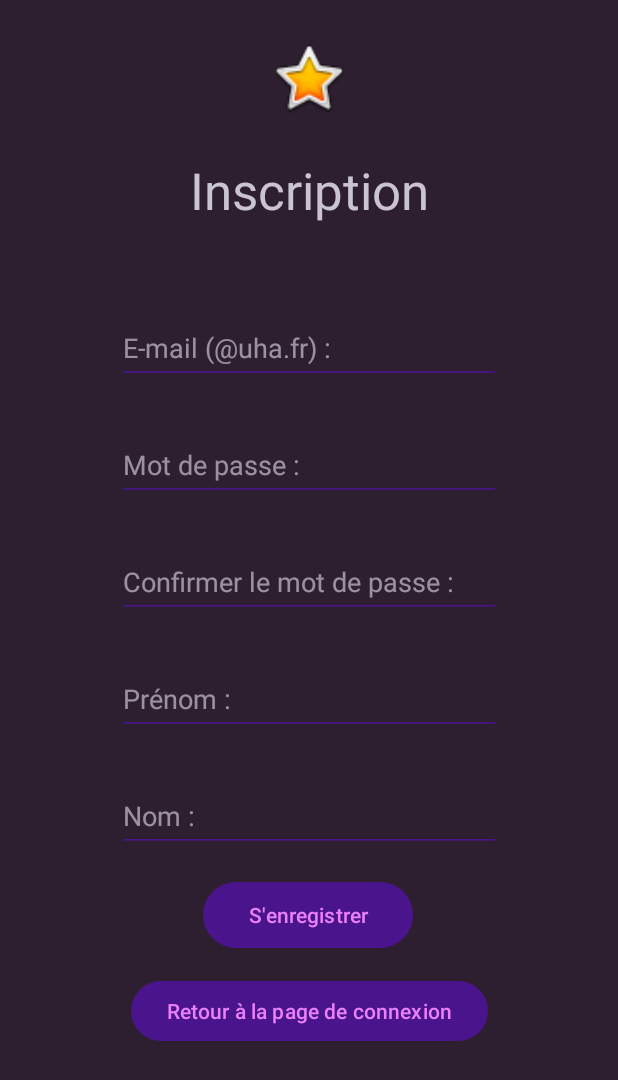
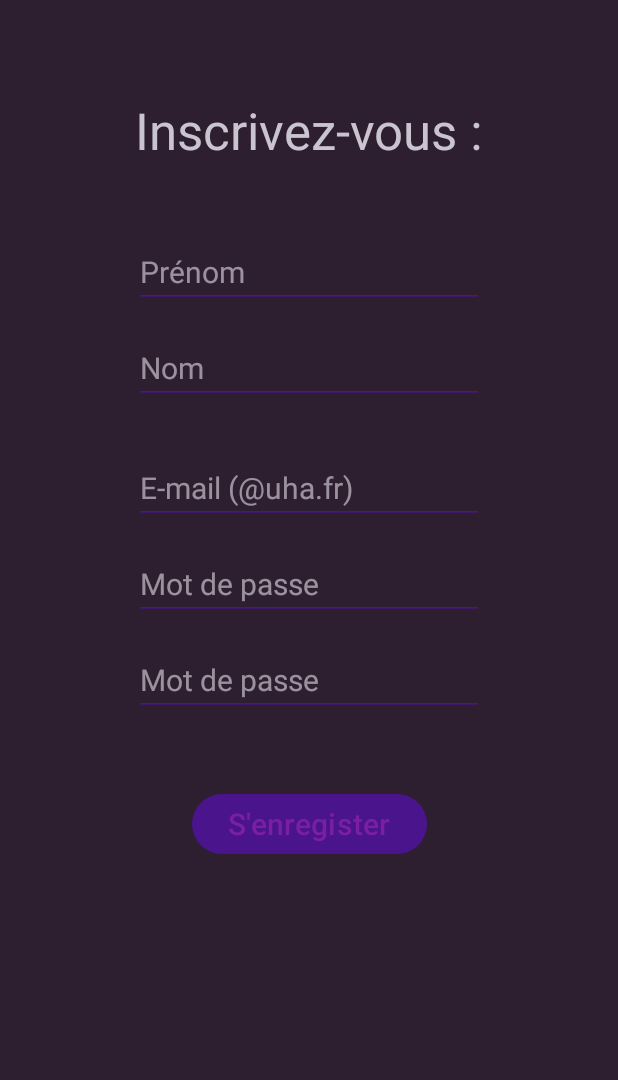
Before and after one commit to Gutygeit/APK_Fet, an Android app: the RegisterFragment screen opened through its navigation route, on a phone screen of 412 x 824 dp. Shown: the top 1080 px of the screen. Run offline under Robolectric (Android 15) with nearby library versions, the light colour scheme and no system bars; our stand-ins replace Firebase (no records; nobody signed in at launch, a user with empty details on screens opened directly).

Commit message:
Ajustement des layouts Login et Register pour les rendre plus responsive

```diff
--- a/app/src/main/AndroidManifest.xml
+++ b/app/src/main/AndroidManifest.xml
@@ -15,6 +15,7 @@
 
       <activity
             android:name=".WelcomeActivity"
+            android:screenOrientation="portrait"
             android:exported="false" />
         <activity
             android:name=".MainActivity"
--- a/app/src/main/java/com/example/mainactivity/RegisterFragment.kt
+++ b/app/src/main/java/com/example/mainactivity/RegisterFragment.kt
@@ -39,13 +39,8 @@ class RegisterFragment : Fragment() {
         val nom = view.findViewById<EditText>(R.id.nom)
 
         val register = view.findViewById<Button>(R.id.register)
-        val change = view.findViewById<Button>(R.id.change)
 
         auth = FirebaseAuth.getInstance()
-
-        change.setOnClickListener{
-            view.findNavController().navigate(R.id.action_registerFragment_to_loginFragment)
-        }
 
         register.setOnClickListener{
             val txtEmail = email.text.toString()
--- a/app/src/main/res/layout/fragment_register.xml
+++ b/app/src/main/res/layout/fragment_register.xml
@@ -1,5 +1,5 @@
 <?xml version="1.0" encoding="utf-8"?>
-<FrameLayout
+<androidx.constraintlayout.widget.ConstraintLayout
     xmlns:android="http://schemas.android.com/apk/res/android"
     xmlns:app="http://schemas.android.com/apk/res-auto"
     xmlns:tools="http://schemas.android.com/tools"
@@ -7,149 +7,112 @@
     android:layout_height="match_parent"
     tools:context=".RegisterFragment">
 
-    <androidx.constraintlayout.widget.ConstraintLayout
-        android:layout_width="match_parent"
-        android:layout_height="match_parent">
-
-        <ImageView
-            android:id="@+id/imageView"
-            android:layout_width="102dp"
-            android:layout_height="56dp"
-            android:layout_marginTop="24dp"
+    <LinearLayout
+        android:id="@+id/linearLayout1"
+        android:layout_width="wrap_content"
+        android:layout_height="wrap_content"
+        android:layout_marginTop="64dp"
+        android:orientation="vertical"
         app:layout_constraintEnd_toEndOf="parent"
-            app:layout_constraintHorizontal_bias="0.498"
         app:layout_constraintStart_toStartOf="parent"
-            app:layout_constraintTop_toTopOf="parent"
-            app:srcCompat="@android:drawable/btn_star_big_on"
-            tools:ignore="ContentDescription" />
+        app:layout_constraintTop_toTopOf="parent">
 
         <TextView
-            android:id="@+id/textView"
-            android:layout_width="285dp"
-            android:layout_height="63dp"
-            android:layout_marginTop="104dp"
-            android:text="@string/register_message"
-            android:textAlignment="center"
-            android:textSize="34sp"
+            android:id="@+id/textView3"
+            android:layout_width="match_parent"
+            android:layout_height="wrap_content"
+            android:text="Inscrivez-vous :"
+            android:textSize="34sp" />
+    </LinearLayout>
+
+    <LinearLayout
+        android:id="@+id/linearLayout2"
+        android:layout_width="wrap_content"
+        android:layout_height="wrap_content"
+        android:layout_marginTop="48dp"
+        android:orientation="vertical"
         app:layout_constraintEnd_toEndOf="parent"
         app:layout_constraintStart_toStartOf="parent"
-            app:layout_constraintTop_toTopOf="parent"
-            tools:ignore="TextSizeCheck" />
+        app:layout_constraintTop_toBottomOf="@+id/linearLayout1">
 
-        <!--- <EditText -->
+        <EditText
+            android:id="@+id/prenom"
+            android:layout_width="match_parent"
+            android:layout_height="wrap_content"
+            android:ems="10"
+            android:hint="Prénom"
+            android:inputType="text"
+            android:textSize="20sp" />
+
+        <Space
+            android:layout_width="match_parent"
+            android:layout_height="16dp" />
+
+        <EditText
+            android:id="@+id/nom"
+            android:layout_width="match_parent"
+            android:layout_height="wrap_content"
+            android:ems="10"
+            android:hint="Nom"
+            android:inputType="text"
+            android:textSize="20sp" />
+
+        <Space
+            android:layout_width="match_parent"
+            android:layout_height="32dp" />
 
         <EditText
             android:id="@+id/email"
-            android:layout_width="wrap_content"
+            android:layout_width="match_parent"
             android:layout_height="wrap_content"
-            android:layout_marginTop="208dp"
-            android:autofillHints=""
-            android:ems="12"
-            android:hint="E-mail (@uha.fr) :"
+            android:ems="10"
+            android:hint="E-mail (@uha.fr)"
             android:inputType="textEmailAddress"
-            android:minHeight="48dp"
-            app:layout_constraintEnd_toEndOf="parent"
-            app:layout_constraintHorizontal_bias="0.500"
-            app:layout_constraintStart_toStartOf="parent"
-            app:layout_constraintTop_toTopOf="parent"
-            tools:ignore="HardcodedText" />
+            android:textSize="20sp" />
+
+        <Space
+            android:layout_width="match_parent"
+            android:layout_height="16dp" />
 
         <EditText
             android:id="@+id/password"
-            android:layout_width="wrap_content"
+            android:layout_width="match_parent"
             android:layout_height="wrap_content"
-            android:layout_marginTop="30dp"
-            android:autofillHints="password"
-            android:ems="12"
-            android:hint="Mot de passe :"
+            android:ems="10"
+            android:hint="Mot de passe"
             android:inputType="textPassword"
-            android:minHeight="48dp"
-            app:layout_constraintEnd_toEndOf="parent"
-            app:layout_constraintHorizontal_bias="0.500"
-            app:layout_constraintStart_toStartOf="parent"
-            app:layout_constraintTop_toBottomOf="@+id/email"
-            tools:ignore="HardcodedText" />
+            android:textSize="20sp" />
+
+        <Space
+            android:layout_width="match_parent"
+            android:layout_height="16dp" />
 
         <EditText
             android:id="@+id/confirmPassword"
+            android:layout_width="match_parent"
+            android:layout_height="wrap_content"
+            android:ems="10"
+            android:hint="Mot de passe"
+            android:inputType="textPassword"
+            android:textSize="20sp" />
+    </LinearLayout>
+
+    <LinearLayout
+        android:id="@+id/linearLayout3"
         android:layout_width="wrap_content"
         android:layout_height="wrap_content"
-            android:layout_marginTop="30dp"
-            android:autofillHints="password"
-            android:ems="12"
-            android:hint="Confirmer le mot de passe :"
-            android:inputType="textPassword"
-            android:minHeight="48dp"
+        android:layout_marginTop="48dp"
+        android:orientation="vertical"
         app:layout_constraintEnd_toEndOf="parent"
-            app:layout_constraintHorizontal_bias="0.500"
         app:layout_constraintStart_toStartOf="parent"
-            app:layout_constraintTop_toBottomOf="@+id/password"
-            tools:ignore="HardcodedText" />
-
-
-        <EditText
-            android:id="@+id/prenom"
-            android:layout_width="wrap_content"
-            android:layout_height="wrap_content"
-            android:layout_marginTop="30dp"
-            android:autofillHints="surname"
-            android:ems="12"
-            android:hint="Prénom :"
-            android:inputType="textPersonName"
-            android:minHeight="48dp"
-            app:layout_constraintEnd_toEndOf="parent"
-            app:layout_constraintHorizontal_bias="0.500"
-            app:layout_constraintStart_toStartOf="parent"
-            app:layout_constraintTop_toBottomOf="@+id/confirmPassword"
-            tools:ignore="HardcodedText" />
-
-        <EditText
-            android:id="@+id/nom"
-            android:layout_width="wrap_content"
-            android:layout_height="wrap_content"
-            android:layout_marginTop="30dp"
-            android:autofillHints="name"
-            android:ems="12"
-            android:hint="Nom :"
-            android:inputType="textPersonName"
-            android:minHeight="48dp"
-            app:layout_constraintEnd_toEndOf="parent"
-            app:layout_constraintHorizontal_bias="0.500"
-            app:layout_constraintStart_toStartOf="parent"
-            app:layout_constraintTop_toBottomOf="@+id/prenom"
-            tools:ignore="HardcodedText" />
-
-
-        <!--- <Button -->
-
+        app:layout_constraintTop_toBottomOf="@+id/linearLayout2">
 
         <Button
             android:id="@+id/register"
-            android:layout_width="140dp"
-            android:layout_height="52dp"
-            android:layout_marginTop="16dp"
-            android:text="S'enregistrer"
-            android:textColor="#EA80FC"
-            app:layout_constraintEnd_toEndOf="parent"
-            app:layout_constraintHorizontal_bias="0.498"
-            app:layout_constraintStart_toStartOf="parent"
-            app:layout_constraintTop_toBottomOf="@+id/nom"
-            tools:ignore="HardcodedText" />
+            android:layout_width="match_parent"
+            android:layout_height="wrap_content"
+            android:text="S'enregister"
+            android:textSize="20dp" />
 
-        <Button
-            android:id="@+id/change"
-            android:layout_width="wrap_content"
-            android:layout_height="wrap_content"
-            android:text="Retour à la page de connexion"
-            android:textColor="#EA80FC"
-            app:layout_constraintBottom_toBottomOf="parent"
-            app:layout_constraintEnd_toEndOf="parent"
-            app:layout_constraintHorizontal_bias="0.5"
-            app:layout_constraintStart_toStartOf="parent"
-            app:layout_constraintTop_toBottomOf="@+id/register"
-            app:layout_constraintVertical_bias="0.1"
-            tools:ignore="HardcodedText" />
-
+    </LinearLayout>
 </androidx.constraintlayout.widget.ConstraintLayout>
-
-</FrameLayout>
```
Also changed, not shown: app/src/main/res/layout/fragment_login.xml (+67 -57 lines). Lines whose indentation alone changed are shown as unchanged.
